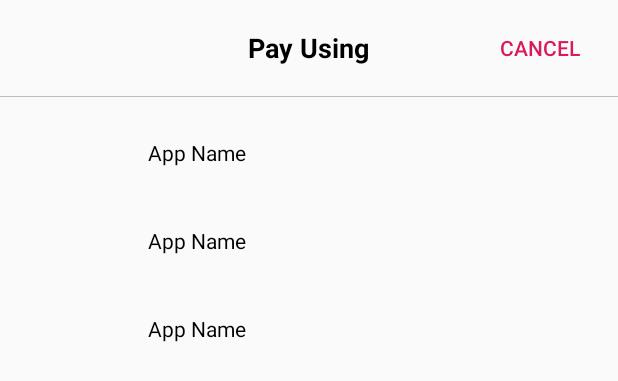
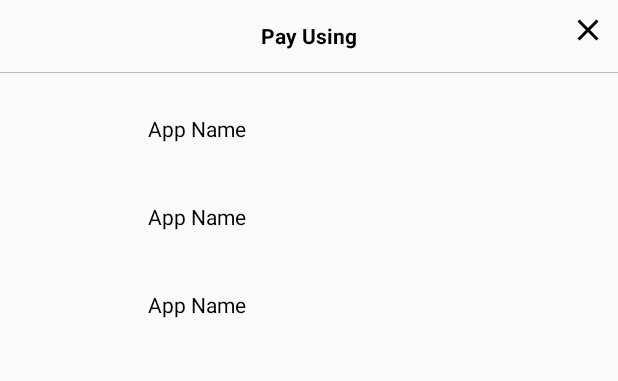
Before and after one commit to PatilShreyas/EasyUpiPayment-Android, an Android app: the layout apps_bottomsheet.xml on its own in the app's theme, with its tools: preview values and no code run, on a phone screen of 412 x 824 dp. Shown: the top 381 px of the screen. Run offline under Robolectric (Android 15) with nearby library versions, the light colour scheme and no system bars.

Commit message:
Release v1.1.

```diff
--- a/EasyUpiPayment/build.gradle
+++ b/EasyUpiPayment/build.gradle
@@ -22,7 +22,6 @@ android {
             proguardFiles getDefaultProguardFile('proguard-android-optimize.txt'), 'proguard-rules.pro'
         }
     }
-
 }
 
 dependencies {
--- a/EasyUpiPayment/src/main/AndroidManifest.xml
+++ b/EasyUpiPayment/src/main/AndroidManifest.xml
@@ -3,7 +3,9 @@
     package="com.shreyaspatil.EasyUpiPayment">
 
     <application>
-        <activity android:name="com.shreyaspatil.EasyUpiPayment.ui.PaymentUiActivity"></activity>
+        <activity
+            android:name="com.shreyaspatil.EasyUpiPayment.ui.PaymentUiActivity"
+            android:theme="@style/Theme.MaterialComponents.Light.NoActionBar" />
     </application>
 
 </manifest>
--- /dev/null
+++ b/EasyUpiPayment/src/main/res/drawable/ic_close.xml
@@ -0,0 +1,9 @@
+<vector xmlns:android="http://schemas.android.com/apk/res/android"
+    android:width="24dp"
+    android:height="24dp"
+    android:viewportWidth="24.0"
+    android:viewportHeight="24.0">
+    <path
+        android:fillColor="#FF000000"
+        android:pathData="M19,6.41L17.59,5 12,10.59 6.41,5 5,6.41 10.59,12 5,17.59 6.41,19 12,13.41 17.59,19 19,17.59 13.41,12z" />
+</vector>
--- a/EasyUpiPayment/src/main/res/layout/apps_bottomsheet.xml
+++ b/EasyUpiPayment/src/main/res/layout/apps_bottomsheet.xml
@@ -11,9 +11,10 @@
 
     <RelativeLayout
         android:layout_width="match_parent"
-        android:layout_height="wrap_content">
+        android:layout_height="wrap_content"
+        android:paddingBottom="8dp">
         <TextView
-            style="@style/TextAppearance.AppCompat.Medium"
+
             android:layout_width="wrap_content"
             android:layout_height="wrap_content"
             android:layout_margin="8dp"
@@ -22,14 +23,16 @@
             android:textColor="#000"
             android:text="@string/text_pay_using" />
 
-        <Button
-            style="@style/Widget.AppCompat.Button.Borderless.Colored"
+        <ImageButton
             android:id="@+id/cancelPaymentButton"
+            android:layout_marginTop="8dp"
+            android:layout_marginEnd="8dp"
             android:layout_width="wrap_content"
             android:layout_height="wrap_content"
             android:layout_alignParentEnd="true"
-            android:layout_margin="8dp"
-            android:text="@string/text_payment_cancel" />
+            android:layout_marginBottom="8dp"
+            android:background="@android:color/transparent"
+            android:src="@drawable/ic_close" />
     </RelativeLayout>
 
 
--- a/app/build.gradle
+++ b/app/build.gradle
@@ -28,7 +28,7 @@ dependencies {
     androidTestImplementation 'androidx.test.espresso:espresso-core:3.2.0'
 
     //EasyUpiPayment Library
-    implementation 'com.shreyaspatil:EasyUpiPayment:1.0'
+    implementation 'com.shreyaspatil:EasyUpiPayment:1.1'
 
     //implementation project(path: ':EasyUpiPayment')
 }
--- a/app/src/main/AndroidManifest.xml
+++ b/app/src/main/AndroidManifest.xml
@@ -1,5 +1,6 @@
 <?xml version="1.0" encoding="utf-8"?>
 <manifest xmlns:android="http://schemas.android.com/apk/res/android"
+    xmlns:tools="http://schemas.android.com/tools"
     package="com.example.easyupipayment">
 
     <application
@@ -8,7 +9,8 @@
         android:label="@string/app_name"
         android:roundIcon="@mipmap/ic_launcher_round"
         android:supportsRtl="true"
-        android:theme="@style/AppTheme">
+        android:theme="@style/AppTheme"
+        tools:ignore="GoogleAppIndexingWarning">
         <activity android:name=".MainActivity">
             <intent-filter>
                 <action android:name="android.intent.action.MAIN" />
--- a/app/src/main/java/com/example/easyupipayment/MainActivity.java
+++ b/app/src/main/java/com/example/easyupipayment/MainActivity.java
@@ -33,12 +33,12 @@ public class MainActivity extends AppCompatActivity implements PaymentStatusList
         //Create instance of EasyUpiPayment
         final EasyUpiPayment easyUpiPayment = new EasyUpiPayment.Builder()
                 .with(this)
-                .setPayeeVpa("PAYEE_VPA")
+                .setPayeeVpa("example@vpa")
                 .setPayeeName("PAYEE_NAME")
                 .setTransactionId("TRANSACTION_ID")
                 .setTransactionRefId("TRANSACTION_REF_ID")
                 .setDescription("DESCRIPTION_OR_SHORT_NOTE")
-                .setAmount("AMOUNT IN DECIMALS XX.XX IN INR")
+                .setAmount("AMOUNT IN XX.XX DECIMAL FORMAT")
                 .build();
 
         //Register Listener for Events
```
Also changed, not shown: EasyUpiPayment/src/main/java/com/shreyaspatil/EasyUpiPayment/EasyUpiPayment.java (+8 -2 lines), EasyUpiPayment/src/main/java/com/shreyaspatil/EasyUpiPayment/Singleton.java (+8 -5 lines), EasyUpiPayment/src/main/java/com/shreyaspatil/EasyUpiPayment/ui/PaymentUiActivity.java (+9 -5 lines), 1 other file.
